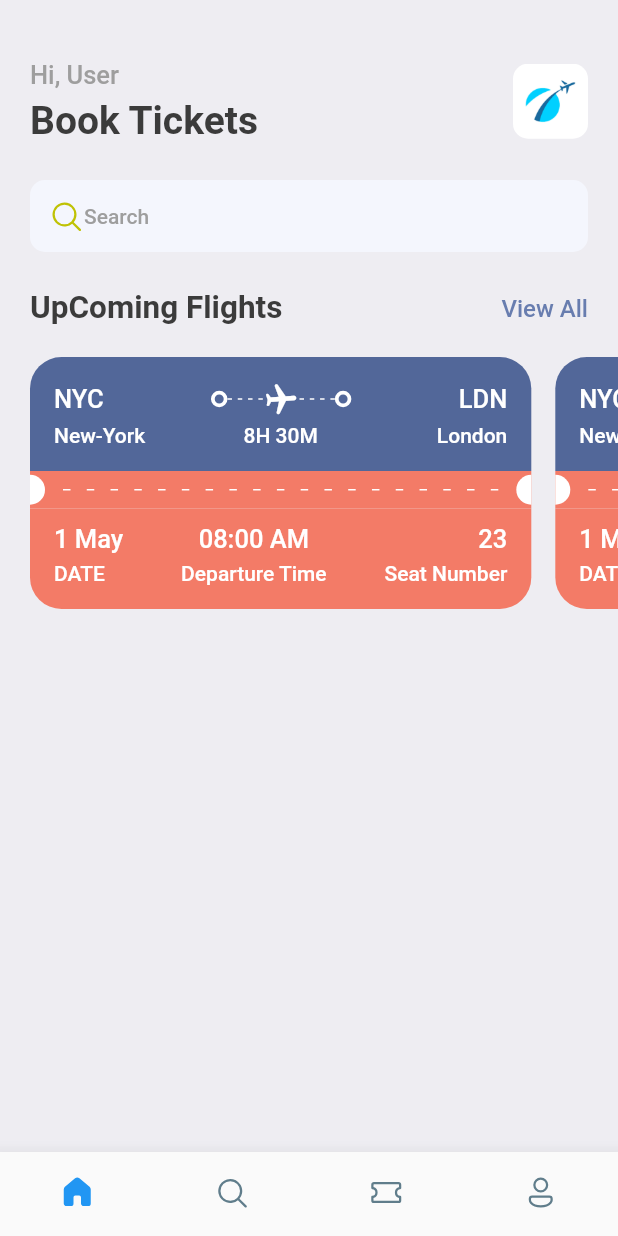
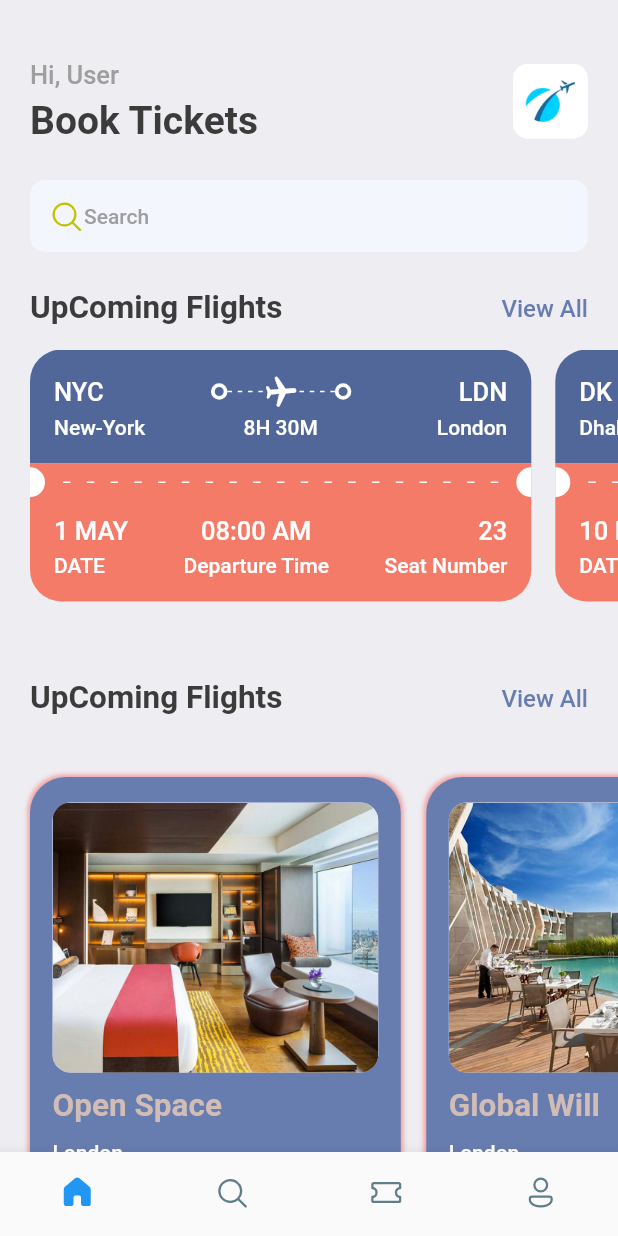
Before and after one commit to rithikrajkumar4/TicketBooking, a Flutter app: the screen it shows after launch, on a phone screen of 412 x 824 dp. Run offline on Flutter 3.47's test engine with Material 2 defaults, Android fonts, the phone set to English and light mode, and no system bars; our stand-ins replace fluentui_icons, gap, get.

Commit message:
home screen completed

```diff
--- a/lib/main.dart
+++ b/lib/main.dart
@@ -1,4 +1,4 @@
-import 'package:bookticket/screens/bottom_bar.dart';
+import 'package:bookticket/bottom/bottom_bar.dart';
 import 'package:bookticket/utils/app_styles.dart';
 import 'package:flutter/material.dart';
 
--- a/lib/screens/home_screen.dart
+++ b/lib/screens/home_screen.dart
@@ -1,6 +1,8 @@
 // ignore_for_file: prefer_const_constructors, prefer_const_literals_to_create_immutables, avoid_unnecessary_containers
 
-import 'package:bookticket/screens/ticket_view.dart';
+import 'package:bookticket/views/hotel_view.dart';
+import 'package:bookticket/views/ticket_view.dart';
+import 'package:bookticket/utils/app_info_list.dart';
 import 'package:bookticket/utils/app_styles.dart';
 import 'package:fluentui_icons/fluentui_icons.dart';
 import 'package:flutter/material.dart';
@@ -93,12 +95,43 @@
                 ],
               ),
             ),
-            Gap(20),
+            Gap(15),
             SingleChildScrollView(
               scrollDirection: Axis.horizontal,
               padding: const EdgeInsets.only(left: 20),
               child: Row(
-                children: [TicketView(), TicketView()],
+                children: ticketList
+                    .map((ticket) => TicketView(ticket: ticket))
+                    .toList(),
+              ),
+            ),
+            Container(
+              padding: const EdgeInsets.symmetric(horizontal: 20, vertical: 20),
+              child: Row(
+                mainAxisAlignment: MainAxisAlignment.spaceBetween,
+                children: [
+                  Text(
+                    "UpComing Flights",
+                    style: Styles.headlineStyle2,
+                  ),
+                  InkWell(
+                    // onTap: () => {print("You Tap it.")},
+                    child: Text(
+                      "View All",
+                      style:
+                          Styles.textStyle.copyWith(color: Styles.primaryColor),
+                    ),
+                  ),
+                ],
+              ),
+            ),
+            Gap(15),
+            SingleChildScrollView(
+              scrollDirection: Axis.horizontal,
+              padding: const EdgeInsets.only(left: 20),
+              child: Row(
+                children:
+                    hotelList.map((hotel) => HotelView(hotel: hotel)).toList(),
               ),
             ),
           ],
--- /dev/null
+++ b/lib/utils/app_info_list.dart
@@ -0,0 +1,39 @@
+List<Map<String, dynamic>> hotelList = [
+  {
+    'image': 'one.png',
+    'place': 'Open Space',
+    'destination': 'London',
+    'price': 25
+  },
+  {
+    'image': 'two.png',
+    'place': 'Global Will',
+    'destination': 'London',
+    'price': 40
+  },
+  {
+    'image': 'three.png',
+    'place': 'Tallest Building',
+    'destination': 'Dubai',
+    'price': 68
+  },
+];
+
+List<Map<String, dynamic>> ticketList = [
+  {
+    'from': {'code': "NYC", 'name': "New-York"},
+    'to': {'code': "LDN", 'name': "London"},
+    'flying_time': '8H 30M',
+    'date': "1 MAY",
+    'departure_time': "08:00 AM",
+    "number": 23
+  },
+  {
+    'from': {'code': "DK", 'name': "Dhaka"},
+    'to': {'code': "SH", 'name': "Shanghai"},
+    'flying_time': '4H 20M',
+    'date': "10 MAY",
+    'departure_time': "09:00 AM",
+    "number": 45
+  },
+];
--- a/lib/utils/app_layout.dart
+++ b/lib/utils/app_layout.dart
@@ -1,7 +1,26 @@
 import 'package:flutter/widgets.dart';
+import 'package:get/get.dart';
 
 class AppLayout {
   static getSize(BuildContext context) {
     return MediaQuery.of(context).size;
   }
+
+  static getScreenHeight() {
+    return Get.height;
+  }
+
+  static getScreenWidth() {
+    return Get.width;
+  }
+
+  static getHeight(double pixels) {
+    double x = getScreenHeight() / pixels;
+    return getScreenHeight() / x;
+  }
+
+  static getWidth(double pixels) {
+    double x = getScreenWidth() / pixels;
+    return getScreenWidth() / x;
+  }
 }
--- a/lib/utils/app_styles.dart
+++ b/lib/utils/app_styles.dart
@@ -8,6 +8,7 @@
   static Color bgColor = const Color(0xFFeeedf2);
   static Color orangeColor = const Color(0xFFF37B67);
   static Color blueColor = const Color(0xFF526799);
+  static Color kakicolor = const Color(0xFFd2bdb6);
   static TextStyle textStyle =
       TextStyle(fontSize: 16, color: textColor, fontWeight: FontWeight.w500);
   static TextStyle headlineStyle1 =
--- /dev/null
+++ b/lib/views/hotel_view.dart
@@ -0,0 +1,64 @@
+// ignore_for_file: sized_box_for_whitespace, prefer_const_constructors
+
+import 'package:bookticket/utils/app_layout.dart';
+import 'package:bookticket/utils/app_styles.dart';
+import 'package:flutter/material.dart';
+import 'package:gap/gap.dart';
+
+class HotelView extends StatelessWidget {
+  final Map<String, dynamic> hotel;
+  const HotelView({Key? key, required this.hotel}) : super(key: key);
+
+  @override
+  Widget build(BuildContext context) {
+    final size = AppLayout.getSize(context);
+    return Container(
+      width: (size.width) * 0.6,
+      height: AppLayout.getHeight(350),
+      margin: const EdgeInsets.only(right: 17, top: 5, bottom: 10),
+      padding: const EdgeInsets.symmetric(horizontal: 15, vertical: 17),
+      decoration: BoxDecoration(
+        color: Styles.primaryColor,
+        borderRadius: BorderRadius.circular(24),
+        boxShadow: [
+          BoxShadow(
+            color: Colors.red.shade200,
+            blurRadius: 2,
+            spreadRadius: 1,
+          ),
+        ],
+      ),
+      child: Column(
+        crossAxisAlignment: CrossAxisAlignment.start,
+        children: [
+          Container(
+            height: AppLayout.getHeight(180),
+            decoration: BoxDecoration(
+              borderRadius: BorderRadius.circular(AppLayout.getHeight(12)),
+              color: Styles.bgColor,
+              image: DecorationImage(
+                fit: BoxFit.cover,
+                image: AssetImage("assets/images/${hotel['image']}"),
+              ),
+            ),
+          ),
+          Gap(AppLayout.getHeight(10)),
+          Text(
+            hotel['place'],
+            style: Styles.headlineStyle2.copyWith(color: Styles.kakicolor),
+          ),
+          Gap(AppLayout.getHeight(10)),
+          Text(
+            hotel['destination'],
+            style: Styles.headlineStyle4.copyWith(color: Colors.white),
+          ),
+          Gap(AppLayout.getHeight(10)),
+          Text(
+            "\$ ${hotel['price']} / Night",
+            style: Styles.headlineStyle1.copyWith(color: Styles.kakicolor),
+          ),
+        ],
+      ),
+    );
+  }
+}
--- a/lib/screens/ticket_view.dart
+++ b/lib/views/ticket_view.dart
@@ -7,34 +7,35 @@
 import 'package:gap/gap.dart';
 
 class TicketView extends StatelessWidget {
-  const TicketView({Key? key}) : super(key: key);
+  final Map<String, dynamic> ticket;
+  const TicketView({Key? key, required this.ticket}) : super(key: key);
 
   @override
   Widget build(BuildContext context) {
     final size = AppLayout.getSize(context);
     return SizedBox(
       width: size.width * 0.85,
-      height: 200,
+      height: AppLayout.getHeight(200),
       child: Container(
-        margin: const EdgeInsets.only(right: 16),
+        margin: EdgeInsets.only(right: AppLayout.getHeight(16)),
         child: Column(
           children: [
             // Show the blue part of the card,
             Container(
               decoration: BoxDecoration(
                 color: Styles.blueColor,
-                borderRadius: const BorderRadius.only(
-                  topLeft: Radius.circular(21),
-                  topRight: Radius.circular(21),
+                borderRadius: BorderRadius.only(
+                  topLeft: Radius.circular(AppLayout.getHeight(21)),
+                  topRight: Radius.circular(AppLayout.getHeight(21)),
                 ),
               ),
-              padding: const EdgeInsets.all(16),
+              padding: EdgeInsets.all(AppLayout.getHeight(16)),
               child: Column(
                 children: [
                   Row(
                     children: [
                       Text(
-                        "NYC",
+                        ticket['from']['code'],
                         style:
                             Styles.headlineStyle3.copyWith(color: Colors.white),
                       ),
@@ -44,7 +45,7 @@
                         child: Stack(
                           children: [
                             SizedBox(
-                              height: 24,
+                              height: AppLayout.getHeight(24),
                               child: LayoutBuilder(
                                 builder: (BuildContext context,
                                     BoxConstraints constraints) {
@@ -86,7 +87,7 @@
                       ThickContainer(),
                       const Spacer(),
                       Text(
-                        "LDN",
+                        ticket['to']['code'],
                         style:
                             Styles.headlineStyle3.copyWith(color: Colors.white),
                       ),
@@ -97,23 +98,23 @@
                     mainAxisAlignment: MainAxisAlignment.spaceBetween,
                     children: [
                       SizedBox(
-                        width: 100,
+                        width: AppLayout.getWidth(100),
                         child: Text(
-                          'New-York',
+                          ticket['from']['name'],
                           style: Styles.headlineStyle4
                               .copyWith(color: Colors.white),
                         ),
                       ),
                       Text(
-                        "8H 30M",
+                        ticket['flying_time'],
                         style: Styles.headlineStyle4.copyWith(
                           color: Colors.white,
                         ),
                       ),
                       SizedBox(
-                        width: 100,
+                        width: AppLayout.getWidth(100),
                         child: Text(
-                          'London',
+                          ticket['to']['name'],
                           textAlign: TextAlign.end,
                           style: Styles.headlineStyle4
                               .copyWith(color: Colors.white),
@@ -131,21 +132,21 @@
                 mainAxisAlignment: MainAxisAlignment.spaceBetween,
                 children: [
                   SizedBox(
-                    height: 20,
-                    width: 10,
+                    height: AppLayout.getHeight(20),
+                    width: AppLayout.getWidth(10),
                     child: DecoratedBox(
                       decoration: BoxDecoration(
                         color: Colors.white,
                         borderRadius: BorderRadius.only(
-                          topRight: Radius.circular(10),
-                          bottomRight: Radius.circular(10),
+                          topRight: Radius.circular(AppLayout.getWidth(10)),
+                          bottomRight: Radius.circular(AppLayout.getWidth(10)),
                         ),
                       ),
                     ),
                   ),
                   Expanded(
                       child: Padding(
-                    padding: const EdgeInsets.all(12.0),
+                    padding: EdgeInsets.all(AppLayout.getWidth(12)),
                     child: LayoutBuilder(
                       builder:
                           (BuildContext context, BoxConstraints constraints) {
@@ -168,14 +169,14 @@
                     ),
                   )),
                   SizedBox(
-                    height: 20,
-                    width: 10,
+                    height: AppLayout.getHeight(20),
+                    width: AppLayout.getWidth(10),
                     child: DecoratedBox(
                       decoration: BoxDecoration(
                         color: Colors.white,
                         borderRadius: BorderRadius.only(
-                          topLeft: Radius.circular(10),
-                          bottomLeft: Radius.circular(10),
+                          topLeft: Radius.circular(AppLayout.getWidth(10)),
+                          bottomLeft: Radius.circular(AppLayout.getWidth(10)),
                         ),
                       ),
                     ),
@@ -187,16 +188,16 @@
             Container(
               decoration: BoxDecoration(
                 color: Styles.orangeColor,
-                borderRadius: const BorderRadius.only(
-                  bottomLeft: Radius.circular(21),
-                  bottomRight: Radius.circular(21),
+                borderRadius: BorderRadius.only(
+                  bottomLeft: Radius.circular(AppLayout.getWidth(21)),
+                  bottomRight: Radius.circular(AppLayout.getWidth(21)),
                 ),
               ),
-              padding: const EdgeInsets.only(
-                left: 16,
-                top: 10,
-                right: 16,
-                bottom: 16,
+              padding: EdgeInsets.only(
+                left: AppLayout.getWidth(16),
+                top: AppLayout.getWidth(10),
+                right: AppLayout.getWidth(16),
+                bottom: AppLayout.getWidth(16),
               ),
               child: Column(
                 children: [
@@ -207,11 +208,11 @@
                         crossAxisAlignment: CrossAxisAlignment.start,
                         children: [
                           Text(
-                            "1 May",
+                            ticket['date'],
                             style: Styles.headlineStyle3
                                 .copyWith(color: Colors.white),
                           ),
-                          const Gap(5),
+                          Gap(AppLayout.getWidth(5)),
                           Text(
                             "DATE",
                             style: Styles.headlineStyle4
@@ -223,11 +224,11 @@
                         crossAxisAlignment: CrossAxisAlignment.center,
                         children: [
                           Text(
-                            "08:00 AM",
+                            ticket['departure_time'],
                             style: Styles.headlineStyle3
                                 .copyWith(color: Colors.white),
                           ),
-                          const Gap(5),
+                          Gap(AppLayout.getWidth(5)),
                           Text(
                             "Departure Time",
                             style: Styles.headlineStyle4
@@ -239,11 +240,11 @@
                         crossAxisAlignment: CrossAxisAlignment.end,
                         children: [
                           Text(
-                            "23",
+                            ticket['number'].toString(),
                             style: Styles.headlineStyle3
                                 .copyWith(color: Colors.white),
                           ),
-                          const Gap(5),
+                          Gap(AppLayout.getWidth(5)),
                           Text(
                             "Seat Number",
                             style: Styles.headlineStyle4
--- a/pubspec.yaml
+++ b/pubspec.yaml
@@ -36,6 +36,7 @@
   cupertino_icons: ^1.0.2
   fluentui_icons: ^1.0.0
   gap: ^2.0.0
+  get:
 
 dev_dependencies:
   flutter_test:
```
Also changed, not shown: lib/bottom/bottom_bar.dart (renamed from lib/screens/bottom_bar.dart), lib/screens/search_screen.dart (added), pubspec.lock.
